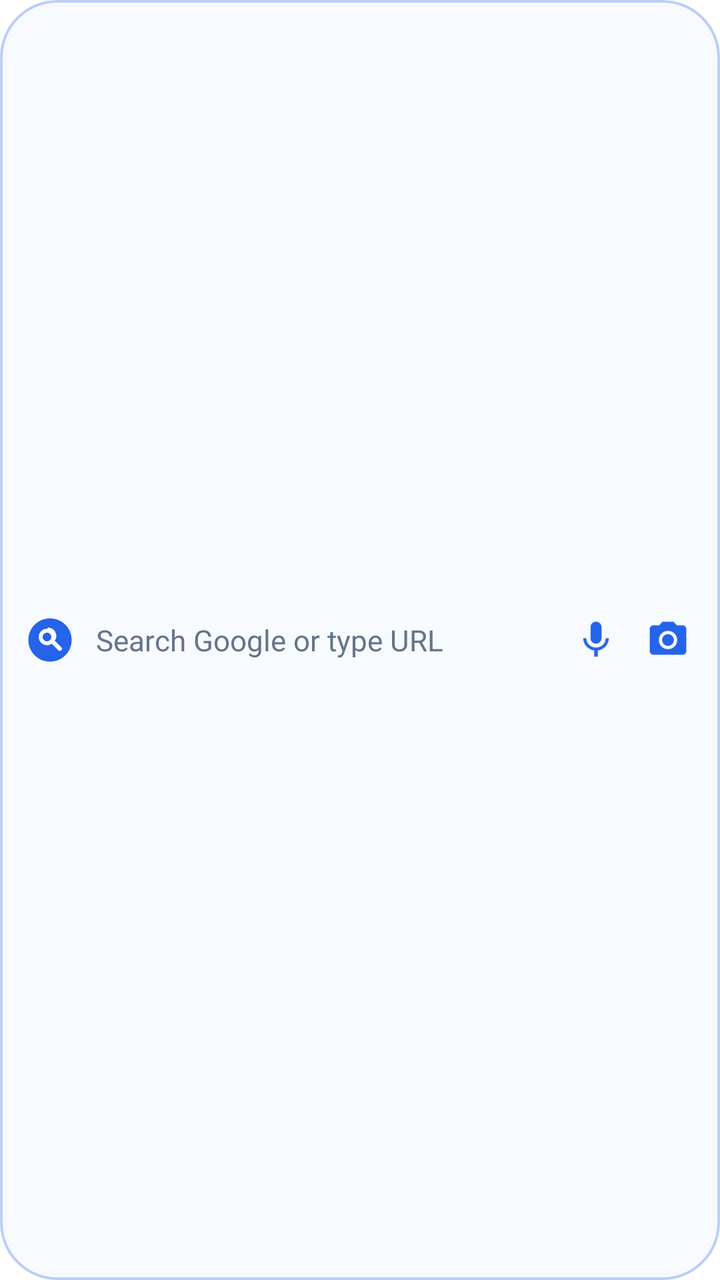
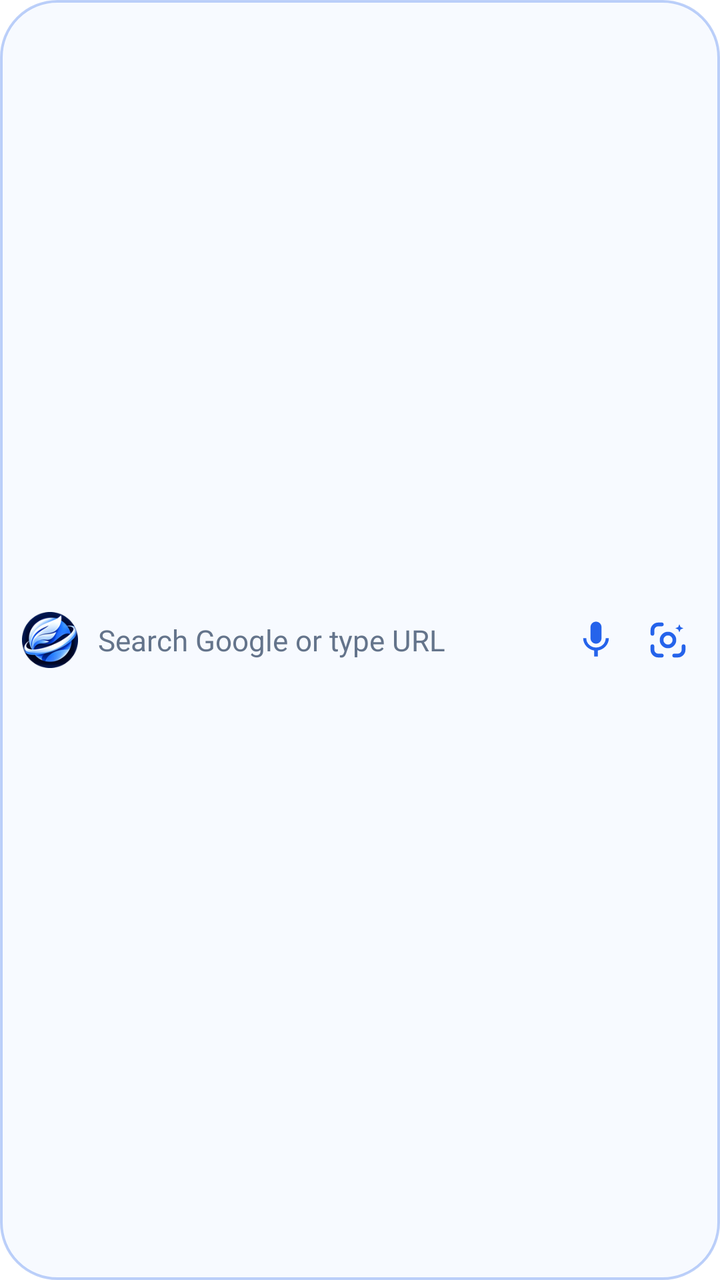

An Android layout rendered at two revisions. The XML below is the earlier revision; the diff shows what the commit changed to produce the second picture.
<!-- AndroidManifest.xml: fallback theme Theme.MaterialComponents.DayNight.NoActionBar -->
<!-- res/layout/heaven_search_widget.xml -->
<?xml version="1.0" encoding="utf-8"?>
<LinearLayout xmlns:android="http://schemas.android.com/apk/res/android"
    android:id="@+id/heaven_widget_root"
    android:layout_width="match_parent"
    android:layout_height="52dp"
    android:background="@drawable/heaven_widget_pill_bg"
    android:gravity="center_vertical"
    android:orientation="horizontal"
    android:paddingStart="12dp"
    android:paddingEnd="8dp">

    <ImageView
        android:id="@+id/heaven_widget_logo"
        android:layout_width="26dp"
        android:layout_height="26dp"
        android:contentDescription="Heaven"
        android:scaleType="fitCenter"
        android:src="@drawable/ic_widget_search_brand" />

    <TextView
        android:id="@+id/heaven_widget_search_text"
        android:layout_width="0dp"
        android:layout_height="match_parent"
        android:layout_weight="1"
        android:ellipsize="end"
        android:gravity="center_vertical"
        android:maxLines="1"
        android:paddingStart="10dp"
        android:paddingEnd="6dp"
        android:text="Search Google or type URL"
        android:textColor="@color/heaven_widget_hint"
        android:textSize="14.5sp" />

    <ImageView
        android:id="@+id/heaven_widget_mic_btn"
        android:layout_width="36dp"
        android:layout_height="36dp"
        android:contentDescription="Voice Search"
        android:padding="7dp"
        android:scaleType="centerInside"
        android:src="@drawable/ic_widget_mic" />

    <ImageView
        android:id="@+id/heaven_widget_camera_btn"
        android:layout_width="36dp"
        android:layout_height="36dp"
        android:contentDescription="Camera Search"
        android:padding="7dp"
        android:scaleType="centerInside"
        android:src="@drawable/ic_widget_camera" />
</LinearLayout>
<!-- resources referenced by this layout -->
<resources>
  <color name="heaven_widget_hint">#64748B</color>
  <!-- drawable heaven_widget_pill_bg (drawable) -->
  <?xml version="1.0" encoding="utf-8"?>
  <shape xmlns:android="http://schemas.android.com/apk/res/android"
      android:shape="rectangle">
      <solid android:color="@color/heaven_widget_bg" />
      <corners android:radius="28dp" />
      <stroke
          android:width="1.2dp"
          android:color="@color/heaven_widget_stroke" />
  </shape>
  <!-- drawable ic_widget_camera (drawable) -->
  <?xml version="1.0" encoding="utf-8"?>
  <vector xmlns:android="http://schemas.android.com/apk/res/android"
      android:width="22dp"
      android:height="22dp"
      android:viewportWidth="24"
      android:viewportHeight="24">
      <path
          android:fillColor="@color/heaven_widget_accent"
          android:pathData="M12,15.2c1.77,0 3.2,-1.43 3.2,-3.2S13.77,8.8 12,8.8 8.8,10.23 8.8,12s1.43,3.2 3.2,3.2zM9,2L7.17,4H4c-1.1,0 -2,0.9 -2,2v12c0,1.1 0.9,2 2,2h16c1.1,0 2,-0.9 2,-2V6c0,-1.1 -0.9,-2 -2,-2h-3.17L15,2H9zM12,17c-2.76,0 -5,-2.24 -5,-5s2.24,-5 5,-5 5,2.24 5,5 -2.24,5 -5,5z" />
  </vector>
  <!-- drawable ic_widget_mic (drawable) -->
  <?xml version="1.0" encoding="utf-8"?>
  <vector xmlns:android="http://schemas.android.com/apk/res/android"
      android:width="22dp"
      android:height="22dp"
      android:viewportWidth="24"
      android:viewportHeight="24">
      <path
          android:fillColor="@color/heaven_widget_accent"
          android:pathData="M12,14c1.66,0 3,-1.34 3,-3V5c0,-1.66 -1.34,-3 -3,-3S9,3.34 9,5v6c0,1.66 1.34,3 3,3zM17.3,11c0,3 -2.54,5.1 -5.3,5.1S6.7,14 6.7,11H5c0,3.41 2.72,6.23 6,6.72V21h2v-3.28c3.28,-0.48 6,-3.3 6,-6.72h-1.7z" />
  </vector>
  <!-- drawable ic_widget_search_brand (drawable) -->
  <?xml version="1.0" encoding="utf-8"?>
  <vector xmlns:android="http://schemas.android.com/apk/res/android"
      android:width="24dp"
      android:height="24dp"
      android:viewportWidth="24"
      android:viewportHeight="24">
      <path
          android:fillColor="#FF2563EB"
          android:pathData="M12,2C6.48,2 2,6.48 2,12s4.48,10 10,10 10,-4.48 10,-10S17.52,2 12,2z" />
      <path
          android:fillColor="#FFFFFFFF"
          android:pathData="M10.6,6.8c-2.1,0 -3.8,1.7 -3.8,3.8s1.7,3.8 3.8,3.8c0.82,0 1.58,-0.26 2.2,-0.71l3.05,3.06c0.39,0.39 1.02,0.39 1.41,0s0.39,-1.02 0,-1.41l-3.06,-3.05c0.45,-0.62 0.71,-1.38 0.71,-2.2c0,-2.1 -1.7,-3.8 -3.8,-3.8zM10.6,12.6c-1.1,0 -2,-0.9 -2,-2s0.9,-2 2,-2 2,0.9 2,2 -0.9,2 -2,2z" />
  </vector>
  <color name="heaven_widget_bg">#F7FAFF</color>
  <color name="heaven_widget_stroke">#4D2563EB</color>
  <color name="heaven_widget_accent">#2563EB</color>
</resources>

<!-- the commit's change to res/layout/heaven_search_widget.xml (unified diff, before → after) -->
@@ -6,16 +6,16 @@
     android:background="@drawable/heaven_widget_pill_bg"
     android:gravity="center_vertical"
     android:orientation="horizontal"
-    android:paddingStart="12dp"
+    android:paddingStart="11dp"
     android:paddingEnd="8dp">
 
     <ImageView
         android:id="@+id/heaven_widget_logo"
-        android:layout_width="26dp"
-        android:layout_height="26dp"
+        android:layout_width="28dp"
+        android:layout_height="28dp"
         android:contentDescription="Heaven"
         android:scaleType="fitCenter"
-        android:src="@drawable/ic_widget_search_brand" />
+        android:src="@drawable/heaven_widget_logo_icon" />
 
     <TextView
         android:id="@+id/heaven_widget_search_text"
<!-- resource entries referenced after the edit -->
@@ -1,6 +1,7 @@
 <!-- resources referenced by this layout -->
 <resources>
   <color name="heaven_widget_hint">#64748B</color>
+  <!-- drawable heaven_widget_logo_icon: png bitmap (drawable-hdpi, 5680 bytes) -->
   <!-- drawable heaven_widget_pill_bg (drawable) -->
   <?xml version="1.0" encoding="utf-8"?>
   <shape xmlns:android="http://schemas.android.com/apk/res/android"
@@ -18,9 +19,22 @@
       android:height="22dp"
       android:viewportWidth="24"
       android:viewportHeight="24">
+      
+      <path
+          android:strokeColor="@color/heaven_widget_accent"
+          android:strokeWidth="2.05"
+          android:strokeLineCap="round"
+          android:strokeLineJoin="round"
+          android:pathData="M3.5,8.6V6.7C3.5,4.93 4.93,3.5 6.7,3.5H8.6M3.5,15.4v1.9c0,1.77 1.43,3.2 3.2,3.2h1.9M15.4,20.5h1.9c1.77,0 3.2,-1.43 3.2,-3.2v-1.9" />
+      
+      <path
+          android:strokeColor="@color/heaven_widget_accent"
+          android:strokeWidth="2.0"
+          android:pathData="M12,8.5a3.5,3.5 0 1,1 0,7a3.5,3.5 0 1,1 0,-7z" />
+      
       <path
           android:fillColor="@color/heaven_widget_accent"
-          android:pathData="M12,15.2c1.77,0 3.2,-1.43 3.2,-3.2S13.77,8.8 12,8.8 8.8,10.23 8.8,12s1.43,3.2 3.2,3.2zM9,2L7.17,4H4c-1.1,0 -2,0.9 -2,2v12c0,1.1 0.9,2 2,2h16c1.1,0 2,-0.9 2,-2V6c0,-1.1 -0.9,-2 -2,-2h-3.17L15,2H9zM12,17c-2.76,0 -5,-2.24 -5,-5s2.24,-5 5,-5 5,2.24 5,5 -2.24,5 -5,5z" />
+          android:pathData="M18.2,3.4l0.65,1.55l1.55,0.65l-1.55,0.65l-0.65,1.55l-0.65,-1.55l-1.55,-0.65l1.55,-0.65z" />
   </vector>
   <!-- drawable ic_widget_mic (drawable) -->
   <?xml version="1.0" encoding="utf-8"?>
@@ -33,20 +47,6 @@
           android:fillColor="@color/heaven_widget_accent"
           android:pathData="M12,14c1.66,0 3,-1.34 3,-3V5c0,-1.66 -1.34,-3 -3,-3S9,3.34 9,5v6c0,1.66 1.34,3 3,3zM17.3,11c0,3 -2.54,5.1 -5.3,5.1S6.7,14 6.7,11H5c0,3.41 2.72,6.23 6,6.72V21h2v-3.28c3.28,-0.48 6,-3.3 6,-6.72h-1.7z" />
   </vector>
-  <!-- drawable ic_widget_search_brand (drawable) -->
-  <?xml version="1.0" encoding="utf-8"?>
-  <vector xmlns:android="http://schemas.android.com/apk/res/android"
-      android:width="24dp"
-      android:height="24dp"
-      android:viewportWidth="24"
-      android:viewportHeight="24">
-      <path
-          android:fillColor="#FF2563EB"
-          android:pathData="M12,2C6.48,2 2,6.48 2,12s4.48,10 10,10 10,-4.48 10,-10S17.52,2 12,2z" />
-      <path
-          android:fillColor="#FFFFFFFF"
-          android:pathData="M10.6,6.8c-2.1,0 -3.8,1.7 -3.8,3.8s1.7,3.8 3.8,3.8c0.82,0 1.58,-0.26 2.2,-0.71l3.05,3.06c0.39,0.39 1.02,0.39 1.41,0s0.39,-1.02 0,-1.41l-3.06,-3.05c0.45,-0.62 0.71,-1.38 0.71,-2.2c0,-2.1 -1.7,-3.8 -3.8,-3.8zM10.6,12.6c-1.1,0 -2,-0.9 -2,-2s0.9,-2 2,-2 2,0.9 2,2 -0.9,2 -2,2z" />
-  </vector>
   <color name="heaven_widget_bg">#F7FAFF</color>
   <color name="heaven_widget_stroke">#4D2563EB</color>
   <color name="heaven_widget_accent">#2563EB</color>
